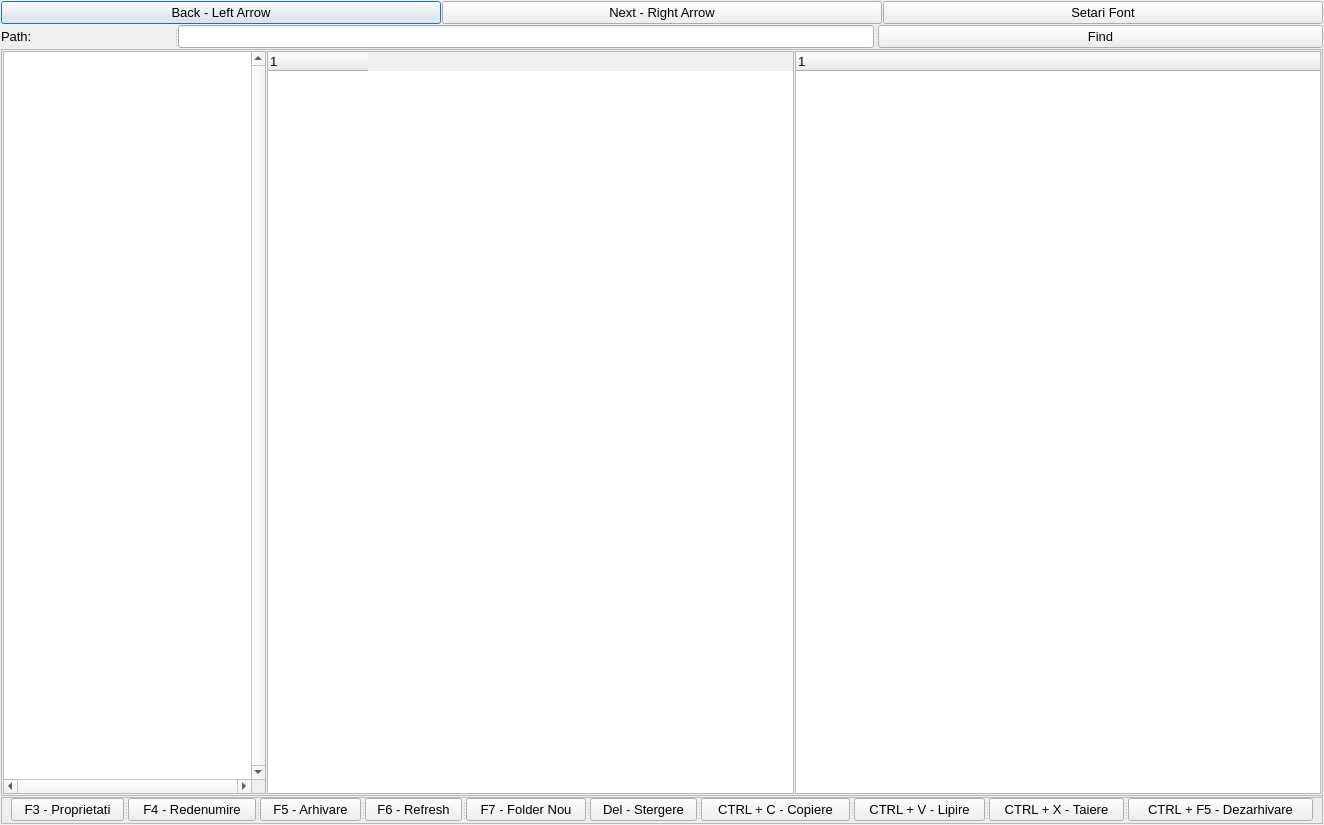
Above: TotalCommander/Display.ui from dmn223/TotalCommander before the change. Below: the same form after it.
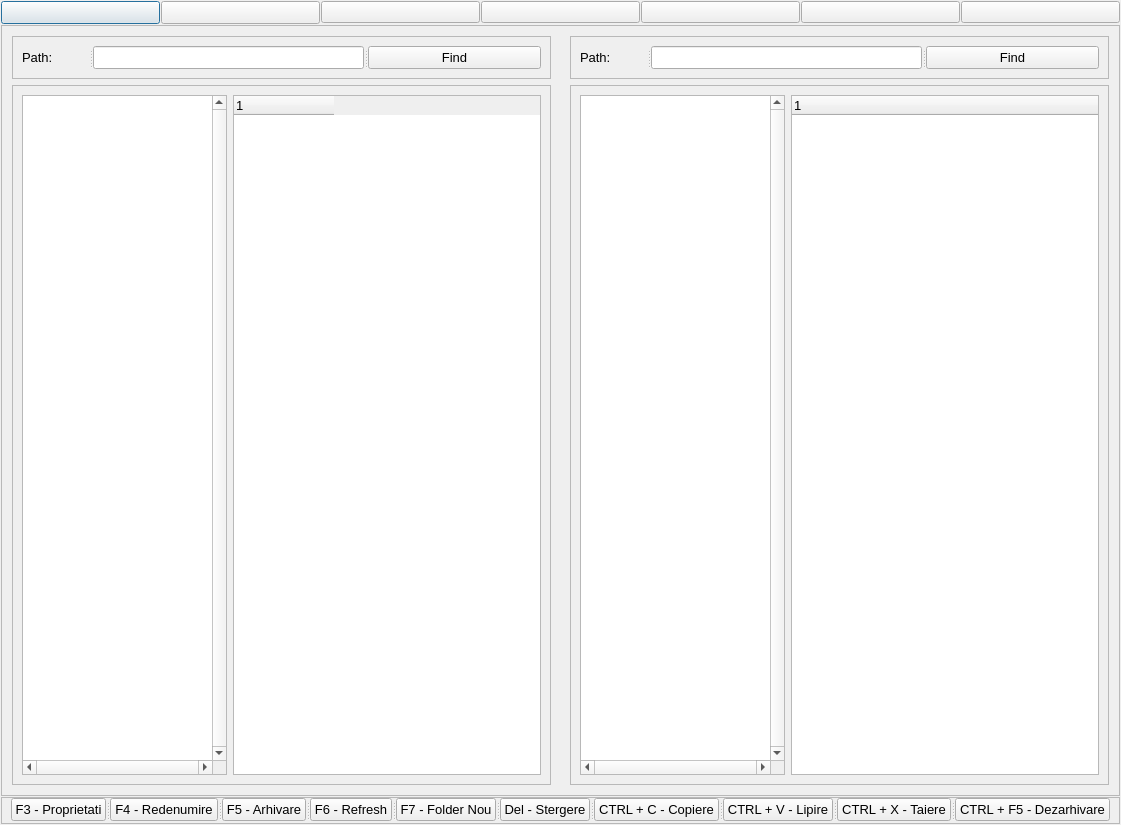
That is the form after the change. Icons and pictures are not drawn.

Diff of the .ui file:
```diff
--- a/TotalCommander/Display.ui
+++ b/TotalCommander/Display.ui
@@ -6,7 +6,7 @@
    <rect>
     <x>0</x>
     <y>0</y>
-    <width>1324</width>
+    <width>1121</width>
     <height>825</height>
    </rect>
   </property>
@@ -41,7 +41,17 @@
         </font>
        </property>
        <property name="text">
-        <string>Back - Left Arrow</string>
+        <string/>
+       </property>
+       <property name="icon">
+        <iconset>
+         <normaloff>icons/left-arrow.png</normaloff>icons/left-arrow.png</iconset>
+       </property>
+       <property name="iconSize">
+        <size>
+         <width>18</width>
+         <height>18</height>
+        </size>
        </property>
       </widget>
      </item>
@@ -55,73 +65,107 @@
         </font>
        </property>
        <property name="text">
-        <string>Next - Right Arrow</string>
+        <string/>
        </property>
+       <property name="icon">
+        <iconset>
+         <normaloff>icons/right-arrow.png</normaloff>icons/right-arrow.png</iconset>
+       </property>
+       <property name="iconSize">
+        <size>
+         <width>18</width>
+         <height>18</height>
+        </size>
+       </property>
       </widget>
      </item>
      <item>
-      <widget class="QPushButton" name="SettingsButton">
-       <property name="font">
-        <font>
-         <family>Microsoft Sans Serif</family>
-         <pointsize>10</pointsize>
-         <bold>false</bold>
-        </font>
+      <widget class="QPushButton" name="butonLupa">
+       <property name="text">
+        <string/>
        </property>
+       <property name="icon">
+        <iconset>
+         <normaloff>icons/lupa.png</normaloff>icons/lupa.png</iconset>
+       </property>
+       <property name="iconSize">
+        <size>
+         <width>18</width>
+         <height>18</height>
+        </size>
+       </property>
+      </widget>
+     </item>
+     <item>
+      <widget class="QPushButton" name="butonRefresh">
        <property name="text">
-        <string>Setari Font</string>
+        <string/>
+       </property>
+       <property name="icon">
+        <iconset>
+         <normaloff>icons/refresh.png</normaloff>icons/refresh.png</iconset>
+       </property>
+       <property name="iconSize">
+        <size>
+         <width>18</width>
+         <height>18</height>
+        </size>
+       </property>
+      </widget>
+     </item>
+     <item>
+      <widget class="QPushButton" name="butonCreare">
+       <property name="text">
+        <string/>
+       </property>
+       <property name="icon">
+        <iconset>
+         <normaloff>icons/add-folder.png</normaloff>icons/add-folder.png</iconset>
+       </property>
+       <property name="iconSize">
+        <size>
+         <width>18</width>
+         <height>18</height>
+        </size>
+       </property>
+      </widget>
+     </item>
+     <item>
+      <widget class="QPushButton" name="butonArhivare">
+       <property name="text">
+        <string/>
+       </property>
+       <property name="icon">
+        <iconset>
+         <normaloff>icons/zip.png</normaloff>icons/zip.png</iconset>
+       </property>
+       <property name="iconSize">
+        <size>
+         <width>18</width>
+         <height>18</height>
+        </size>
+       </property>
+      </widget>
+     </item>
+     <item>
+      <widget class="QPushButton" name="butonDezarhivare">
+       <property name="text">
+        <string/>
+       </property>
+       <property name="icon">
+        <iconset>
+         <normaloff>icons/zip-folder.png</normaloff>icons/zip-folder.png</iconset>
+       </property>
+       <property name="iconSize">
+        <size>
+         <width>18</width>
+         <height>18</height>
+        </size>
        </property>
       </widget>
      </item>
     </layout>
    </item>
-   <item>
-    <widget class="QSplitter" name="splitter">
-     <property name="font">
-      <font>
-       <family>Microsoft Sans Serif</family>
-       <pointsize>10</pointsize>
-       <bold>false</bold>
-      </font>
-     </property>
-     <property name="orientation">
-      <enum>Qt::Horizontal</enum>
-     </property>
-     <widget class="QLabel" name="label1">
-      <property name="font">
-       <font>
-        <family>Microsoft Sans Serif</family>
-        <pointsize>10</pointsize>
-        <bold>false</bold>
-       </font>
-      </property>
-      <property name="text">
-       <string>Path:</string>
-      </property>
-     </widget>
-     <widget class="QLineEdit" name="lineEdit">
-      <property name="font">
-       <font>
-        <family>Microsoft Sans Serif</family>
-        <pointsize>10</pointsize>
-        <bold>false</bold>
-       </font>
-      </property>
-     </widget>
-     <widget class="QPushButton" name="FindPathButton">
-      <property name="font">
-       <font>
-        <family>Microsoft Sans Serif</family>
-        <pointsize>10</pointsize>
-        <bold>false</bold>
-       </font>
-      </property>
-      <property name="text">
-       <string>Find</string>
-      </property>
-     </widget>
-    </widget>
-   </item>
    <item>
     <widget class="QFrame" name="frame_2">
      <property name="font">
@@ -137,7 +181,7 @@
      <property name="frameShadow">
       <enum>QFrame::Raised</enum>
      </property>
-     <layout class="QHBoxLayout" name="horizontalLayout_3" stretch="1,2,2">
+     <layout class="QHBoxLayout" name="horizontalLayout_3" stretch="0,0">
       <property name="spacing">
        <number>1</number>
       </property>
@@ -154,7 +198,84 @@
        <number>1</number>
       </property>
       <item>
-       <widget class="QTreeView" name="PanelTree">
+       <widget class="QFrame" name="frameLeft">
+        <layout class="QVBoxLayout" name="verticalLayout_3">
+         <item>
+          <widget class="QFrame" name="framePathLeft">
+           <property name="frameShape">
+            <enum>QFrame::StyledPanel</enum>
+           </property>
+           <property name="frameShadow">
+            <enum>QFrame::Raised</enum>
+           </property>
+           <layout class="QHBoxLayout" name="horizontalLayout_6">
+            <item>
+             <widget class="QSplitter" name="pathsplitterleft">
+              <property name="font">
+               <font>
+                <family>Microsoft Sans Serif</family>
+                <pointsize>10</pointsize>
+                <bold>false</bold>
+               </font>
+              </property>
+              <property name="orientation">
+               <enum>Qt::Horizontal</enum>
+              </property>
+              <widget class="QLabel" name="LeftPathLabel">
+               <property name="font">
+                <font>
+                 <family>Microsoft Sans Serif</family>
+                 <pointsize>10</pointsize>
+                 <bold>false</bold>
+                </font>
+               </property>
+               <property name="text">
+                <string>Path:</string>
+               </property>
+              </widget>
+              <widget class="QLineEdit" name="LeftPathLine">
+               <property name="font">
+                <font>
+                 <family>Microsoft Sans Serif</family>
+                 <pointsize>10</pointsize>
+                 <bold>false</bold>
+                </font>
+               </property>
+              </widget>
+              <widget class="QPushButton" name="LeftFindPathButton">
+               <property name="font">
+                <font>
+                 <family>Microsoft Sans Serif</family>
+                 <pointsize>10</pointsize>
+                 <bold>false</bold>
+                </font>
+               </property>
+               <property name="text">
+                <string>Find</string>
+               </property>
+              </widget>
+             </widget>
+            </item>
+           </layout>
+          </widget>
+         </item>
+         <item>
+          <widget class="QFrame" name="frameTreesLeft">
+           <property name="sizePolicy">
+            <sizepolicy hsizetype="Expanding" vsizetype="Expanding">
+             <horstretch>0</horstretch>
+             <verstretch>0</verstretch>
+            </sizepolicy>
+           </property>
+           <property name="frameShape">
+            <enum>QFrame::StyledPanel</enum>
+           </property>
+           <property name="frameShadow">
+            <enum>QFrame::Raised</enum>
+           </property>
+           <layout class="QHBoxLayout" name="horizontalLayout_2" stretch="2,3">
+            <item>
+             <widget class="QTreeView" name="LeftPanelTree">
         <property name="font">
          <font>
           <family>Microsoft Sans Serif</family>
@@ -198,6 +319,118 @@
         </column>
        </widget>
       </item>
+           </layout>
+          </widget>
+         </item>
+        </layout>
+       </widget>
+      </item>
+      <item>
+       <widget class="QFrame" name="frameRight">
+        <property name="sizePolicy">
+         <sizepolicy hsizetype="Expanding" vsizetype="Expanding">
+          <horstretch>0</horstretch>
+          <verstretch>0</verstretch>
+         </sizepolicy>
+        </property>
+        <layout class="QVBoxLayout" name="verticalLayout_4" stretch="0,0">
+         <item>
+          <widget class="QFrame" name="framePathRight">
+           <property name="frameShape">
+            <enum>QFrame::StyledPanel</enum>
+           </property>
+           <property name="frameShadow">
+            <enum>QFrame::Raised</enum>
+           </property>
+           <layout class="QHBoxLayout" name="horizontalLayout_5">
+            <item>
+             <widget class="QSplitter" name="pathsplitterright">
+              <property name="font">
+               <font>
+                <family>Microsoft Sans Serif</family>
+                <pointsize>10</pointsize>
+                <bold>false</bold>
+               </font>
+              </property>
+              <property name="orientation">
+               <enum>Qt::Horizontal</enum>
+              </property>
+              <widget class="QLabel" name="RightPathLabel">
+               <property name="font">
+                <font>
+                 <family>Microsoft Sans Serif</family>
+                 <pointsize>10</pointsize>
+                 <bold>false</bold>
+                </font>
+               </property>
+               <property name="text">
+                <string>Path:</string>
+               </property>
+              </widget>
+              <widget class="QLineEdit" name="RightPathLine">
+               <property name="font">
+                <font>
+                 <family>Microsoft Sans Serif</family>
+                 <pointsize>10</pointsize>
+                 <bold>false</bold>
+                </font>
+               </property>
+              </widget>
+              <widget class="QPushButton" name="RightFindPathButton">
+               <property name="font">
+                <font>
+                 <family>Microsoft Sans Serif</family>
+                 <pointsize>10</pointsize>
+                 <bold>false</bold>
+                </font>
+               </property>
+               <property name="text">
+                <string>Find</string>
+               </property>
+              </widget>
+             </widget>
+            </item>
+           </layout>
+          </widget>
+         </item>
+         <item>
+          <widget class="QFrame" name="frameTreesRight">
+           <property name="sizePolicy">
+            <sizepolicy hsizetype="Expanding" vsizetype="Expanding">
+             <horstretch>0</horstretch>
+             <verstretch>0</verstretch>
+            </sizepolicy>
+           </property>
+           <property name="frameShape">
+            <enum>QFrame::StyledPanel</enum>
+           </property>
+           <property name="frameShadow">
+            <enum>QFrame::Raised</enum>
+           </property>
+           <layout class="QHBoxLayout" name="horizontalLayout_4" stretch="2,3">
+            <item>
+             <widget class="QTreeView" name="RightPanelTree">
+              <property name="font">
+               <font>
+                <family>Microsoft Sans Serif</family>
+                <pointsize>10</pointsize>
+                <bold>false</bold>
+               </font>
+              </property>
+              <property name="verticalScrollBarPolicy">
+               <enum>Qt::ScrollBarAlwaysOn</enum>
+              </property>
+              <property name="horizontalScrollBarPolicy">
+               <enum>Qt::ScrollBarAlwaysOn</enum>
+              </property>
+              <property name="autoScroll">
+               <bool>false</bool>
+              </property>
+              <property name="wordWrap">
+               <bool>false</bool>
+              </property>
+             </widget>
+            </item>
       <item>
        <widget class="QTreeWidget" name="RightTree">
         <property name="font">
@@ -215,6 +448,12 @@
           <string notr="true">1</string>
          </property>
         </column>
+             </widget>
+            </item>
+           </layout>
+          </widget>
+         </item>
+        </layout>
        </widget>
       </item>
      </layout>
```
Lines whose indentation alone changed are shown as unchanged.
